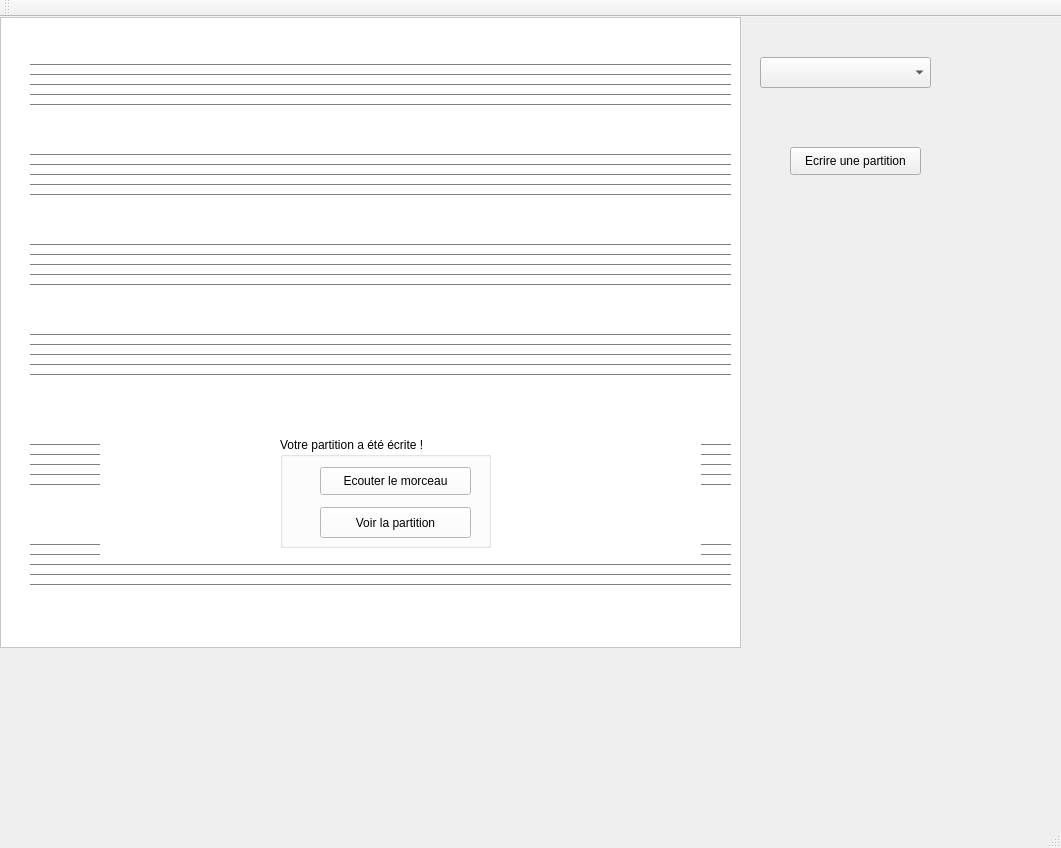
This is mainwindow.ui in DepinfoCamille/ProjetMusiqueQt2 as Qt 5 draws it before an edit. The edited form follows.
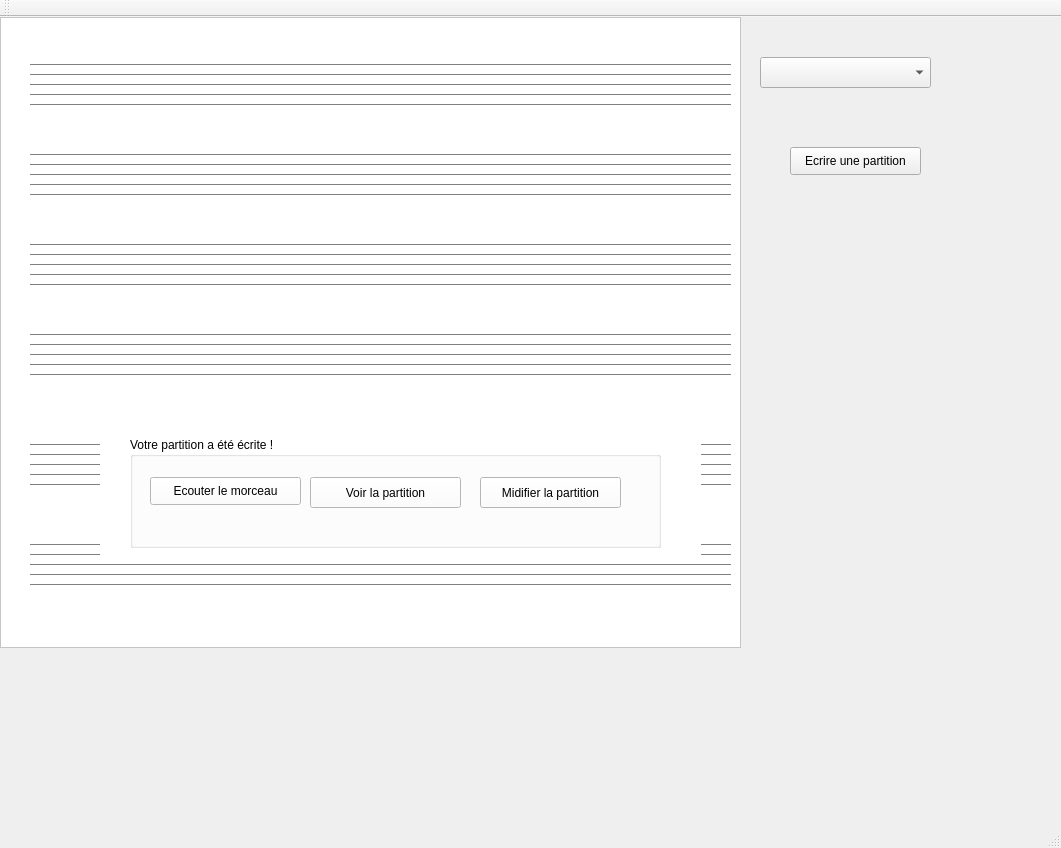
This is the edited form. The open tabs and pages were chosen to show the change.

What changed in the file:
```diff
--- a/mainwindow.ui
+++ b/mainwindow.ui
@@ -1006,9 +1006,9 @@
       <widget class="QGroupBox" name="boxPartitionEcrite">
        <property name="geometry">
         <rect>
-         <x>180</x>
+         <x>30</x>
          <y>10</y>
-         <width>211</width>
+         <width>531</width>
          <height>111</height>
         </rect>
        </property>
@@ -1021,8 +1021,8 @@
        <widget class="QPushButton" name="boutonEcouter">
         <property name="geometry">
          <rect>
-          <x>40</x>
-          <y>30</y>
+          <x>20</x>
+          <y>40</y>
           <width>151</width>
           <height>28</height>
          </rect>
@@ -1034,8 +1034,8 @@
        <widget class="QPushButton" name="boutonvoirpartition">
         <property name="geometry">
          <rect>
-          <x>40</x>
-          <y>70</y>
+          <x>180</x>
+          <y>40</y>
           <width>151</width>
           <height>31</height>
          </rect>
@@ -1044,6 +1044,19 @@
          <string>Voir la partition</string>
         </property>
        </widget>
+       <widget class="QPushButton" name="boutonModifier">
+        <property name="geometry">
+         <rect>
+          <x>350</x>
+          <y>40</y>
+          <width>141</width>
+          <height>31</height>
+         </rect>
+        </property>
+        <property name="text">
+         <string>Midifier la partition</string>
+        </property>
+       </widget>
       </widget>
      </widget>
     </widget>
```
Left out of the diff: 2 changed lines with no effect on the pictures.
